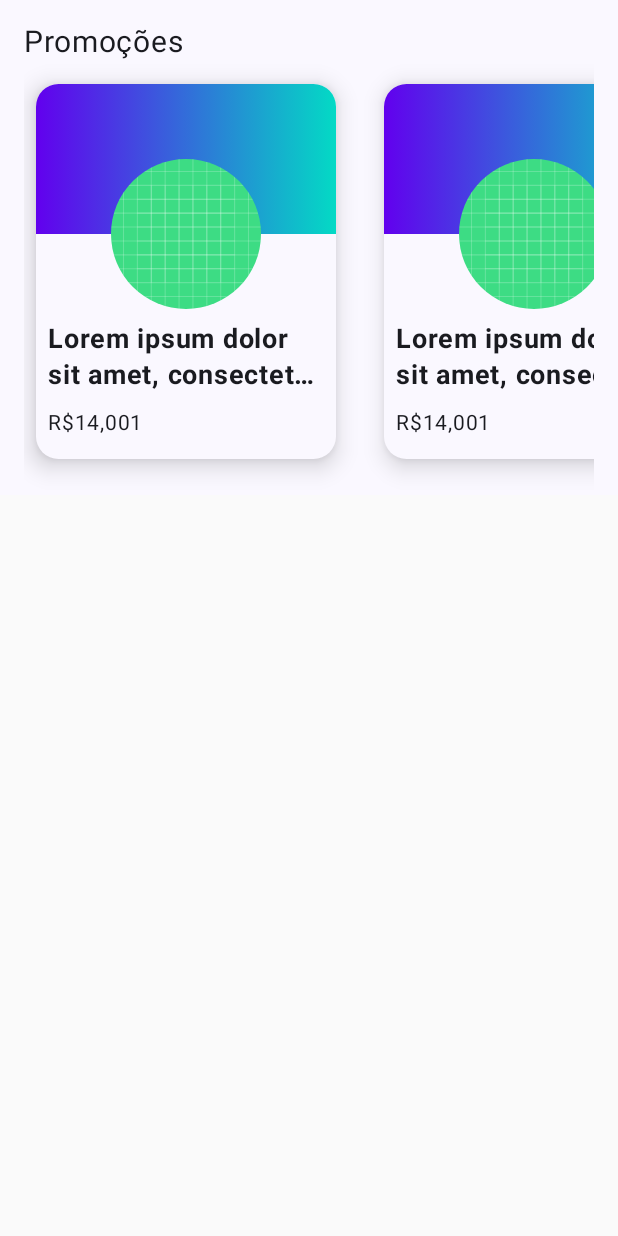
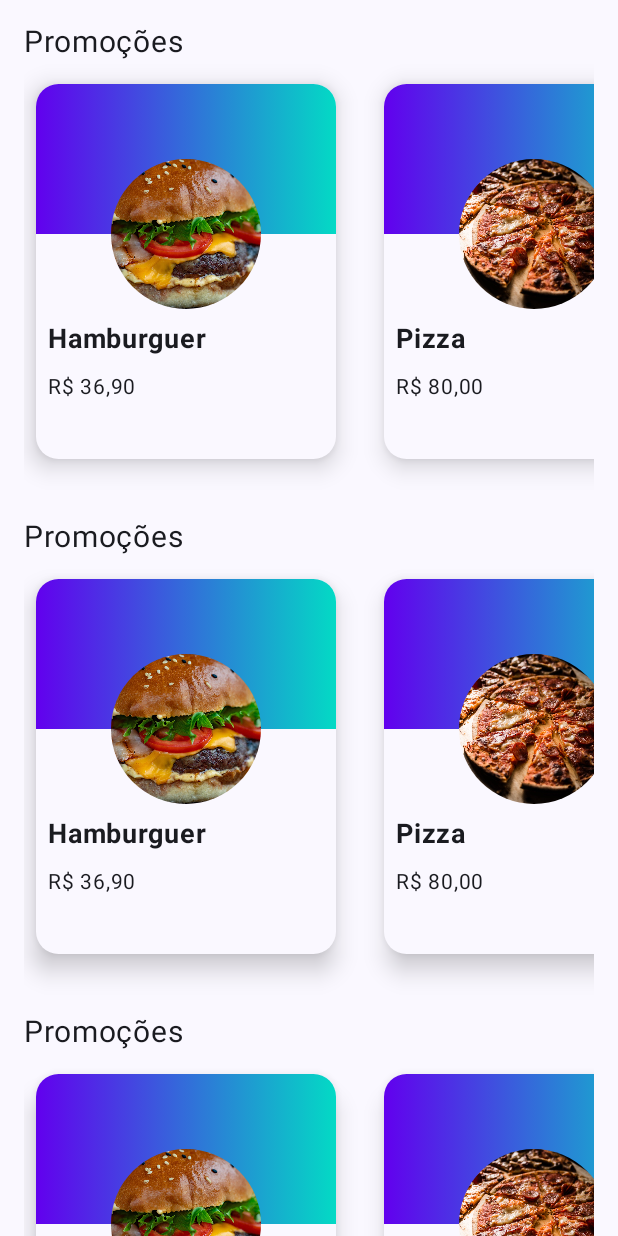
Before and after one commit to GuerraAna/compose-aluvery, an Android app built with Jetpack Compose: the screen it shows after launch (MainActivity), on a phone screen of 412 x 824 dp. Run offline under Robolectric (Android 15) with nearby library versions, the phone set to English and light mode, and no system bars.

Commit message:
refactor code to improve readability ans structure

```diff
--- a/app/src/main/java/com/example/aluvery/MainActivity.kt
+++ b/app/src/main/java/com/example/aluvery/MainActivity.kt
@@ -3,137 +3,21 @@ package com.example.aluvery
 import android.os.Bundle
 import androidx.activity.ComponentActivity
 import androidx.activity.compose.setContent
-import androidx.compose.foundation.Image
-import androidx.compose.foundation.background
-import androidx.compose.foundation.horizontalScroll
-import androidx.compose.foundation.layout.Arrangement
-import androidx.compose.foundation.layout.Box
-import androidx.compose.foundation.layout.Column
-import androidx.compose.foundation.layout.Row
-import androidx.compose.foundation.layout.Spacer
-import androidx.compose.foundation.layout.fillMaxWidth
-import androidx.compose.foundation.layout.height
-import androidx.compose.foundation.layout.heightIn
-import androidx.compose.foundation.layout.offset
-import androidx.compose.foundation.layout.padding
-import androidx.compose.foundation.layout.size
-import androidx.compose.foundation.layout.width
-import androidx.compose.foundation.rememberScrollState
-import androidx.compose.foundation.shape.CircleShape
-import androidx.compose.foundation.shape.RoundedCornerShape
 import androidx.compose.material3.Surface
-import androidx.compose.material3.Text
 import androidx.compose.runtime.Composable
-import androidx.compose.ui.Alignment.Companion.TopCenter
-import androidx.compose.ui.Modifier
-import androidx.compose.ui.draw.clip
-import androidx.compose.ui.graphics.Brush
-import androidx.compose.ui.res.painterResource
-import androidx.compose.ui.text.font.FontWeight
-import androidx.compose.ui.text.style.TextOverflow
-import androidx.compose.ui.tooling.preview.Preview
-import androidx.compose.ui.tooling.preview.datasource.LoremIpsum
-import androidx.compose.ui.unit.dp
-import androidx.compose.ui.unit.sp
-import com.example.aluvery.ui.theme.AluveryTheme
-import com.example.aluvery.ui.theme.Purple500
-import com.example.aluvery.ui.theme.Teal200
+import com.example.aluvery.ui.screens.HomeScreen
 
 class MainActivity : ComponentActivity() {
     override fun onCreate(savedInstanceState: Bundle?) {
         super.onCreate(savedInstanceState)
-        setContent {
-            AluveryTheme {
-                Surface {
-                    ProductSection()
-                }
-            }
-        }
+
+        setContent { App() }
     }
 }
 
 @Composable
-fun ProductItem() {
-    Surface(
-            modifier = Modifier.padding(8.dp),
-            shape = RoundedCornerShape(size = 15.dp),
-            shadowElevation = 10.dp
-    ) {
-        Column(
-                modifier = Modifier
-                        .heightIn(250.dp, 300.dp)
-                        .width(200.dp)
-        ) {
-            val imageSize = 100.dp
-
-            Box(
-                    modifier = Modifier
-                            .height(imageSize)
-                            .fillMaxWidth()
-                            .background(
-                                    brush = Brush.horizontalGradient(
-                                            colors = listOf(Purple500, Teal200)
-                                    )
-                            )
-            ) {
-                Image(
-                        painter = painterResource(R.drawable.ic_launcher_background),
-                        contentDescription = null,
-                        modifier = Modifier
-                                .size(size = imageSize)
-                                .offset(y = imageSize / 2)
-                                .clip(shape = CircleShape)
-                                .align(alignment = TopCenter)
-                )
-            }
-            Spacer(modifier = Modifier.height(imageSize/2))
-
-            Column(modifier = Modifier.padding(8.dp)) {
-                Text(
-                        text = LoremIpsum(50).values.first(),
-                        fontSize = 18.sp,
-                        fontWeight = FontWeight(700),
-                        maxLines = 2,
-                        overflow = TextOverflow.Ellipsis
-                )
-                Text(
-                        text = "R$14,001",
-                        modifier = Modifier.padding(top = 8.dp),
-                        fontSize = 14.sp,
-                        fontWeight = FontWeight(400)
-                )
-            }
-        }
+fun App() {
+    Surface {
+        HomeScreen()
     }
 }
-
-@Composable
-fun ProductSection() {
-    Column {
-        Text(
-                text = "Promoções",
-                modifier = Modifier.padding(start = 16.dp, top = 16.dp, end = 16.dp),
-                fontSize = 20.sp,
-                fontWeight = FontWeight(400)
-        )
-
-        Row(
-                modifier = Modifier
-                        .padding(top = 8.dp, bottom = 16.dp)
-                        .fillMaxWidth()
-                        .padding(horizontal = 16.dp)
-                        .horizontalScroll(rememberScrollState()),
-                horizontalArrangement = Arrangement.spacedBy(16.dp)
-        ) {
-            ProductItem()
-            ProductItem()
-            ProductItem()
-        }
-    }
-}
-
-@Preview(showBackground = true, name = "product_item", showSystemUi = false)
-@Composable
-fun ProductItemPreview() {
-    ProductSection()
-}
--- /dev/null
+++ b/app/src/main/java/com/example/aluvery/extensions/BigDecimalExtensions.kt
@@ -0,0 +1,11 @@
+package com.example.aluvery.extensions
+
+import java.math.BigDecimal
+import java.text.NumberFormat
+import java.util.Locale
+
+/**
+ * Format an BigDecimal number to brazilian format
+ */
+fun BigDecimal.toBrazilianCurrency(): String =
+    NumberFormat.getCurrencyInstance(Locale("pt", "br")).format(this)
--- /dev/null
+++ b/app/src/main/java/com/example/aluvery/model/Product.kt
@@ -0,0 +1,10 @@
+package com.example.aluvery.model
+
+import androidx.annotation.DrawableRes
+import java.math.BigDecimal
+
+class Product(
+    val name: String,
+    val price: BigDecimal,
+    @DrawableRes val imageView: Int
+)
--- a/app/src/main/java/com/example/aluvery/ui/theme/Color.kt
+++ b/app/src/main/java/com/example/aluvery/ui/Color.kt
@@ -1,4 +1,4 @@
-package com.example.aluvery.ui.theme
+package com.example.aluvery.ui
 
 import androidx.compose.ui.graphics.Color
 
--- a/app/src/main/java/com/example/aluvery/ui/theme/Theme.kt
+++ b/app/src/main/java/com/example/aluvery/ui/Theme.kt
@@ -1,7 +1,6 @@
-package com.example.aluvery.ui.theme
+package com.example.aluvery.ui
 
 import android.app.Activity
-import android.os.Build
 import androidx.compose.foundation.isSystemInDarkTheme
 import androidx.compose.material3.MaterialTheme
 import androidx.compose.material3.darkColorScheme
--- a/app/src/main/java/com/example/aluvery/ui/theme/Type.kt
+++ b/app/src/main/java/com/example/aluvery/ui/Type.kt
@@ -1,4 +1,4 @@
-package com.example.aluvery.ui.theme
+package com.example.aluvery.ui
 
 import androidx.compose.material3.Typography
 import androidx.compose.ui.text.TextStyle
--- /dev/null
+++ b/app/src/main/java/com/example/aluvery/ui/components/ProductItem.kt
@@ -0,0 +1,104 @@
+package com.example.aluvery.ui.components
+
+import androidx.compose.foundation.Image
+import androidx.compose.foundation.background
+import androidx.compose.foundation.layout.Box
+import androidx.compose.foundation.layout.Column
+import androidx.compose.foundation.layout.Spacer
+import androidx.compose.foundation.layout.fillMaxWidth
+import androidx.compose.foundation.layout.height
+import androidx.compose.foundation.layout.heightIn
+import androidx.compose.foundation.layout.offset
+import androidx.compose.foundation.layout.padding
+import androidx.compose.foundation.layout.size
+import androidx.compose.foundation.layout.width
+import androidx.compose.foundation.shape.CircleShape
+import androidx.compose.foundation.shape.RoundedCornerShape
+import androidx.compose.material3.Surface
+import androidx.compose.material3.Text
+import androidx.compose.runtime.Composable
+import androidx.compose.ui.Alignment
+import androidx.compose.ui.Modifier
+import androidx.compose.ui.draw.clip
+import androidx.compose.ui.graphics.Brush
+import androidx.compose.ui.layout.ContentScale
+import androidx.compose.ui.res.painterResource
+import androidx.compose.ui.text.font.FontWeight
+import androidx.compose.ui.text.style.TextOverflow
+import androidx.compose.ui.tooling.preview.Preview
+import androidx.compose.ui.unit.dp
+import androidx.compose.ui.unit.sp
+import com.example.aluvery.R
+import com.example.aluvery.extensions.toBrazilianCurrency
+import com.example.aluvery.model.Product
+import com.example.aluvery.ui.Purple500
+import com.example.aluvery.ui.Teal200
+import java.math.BigDecimal
+
+@Composable
+fun ProductItem(product: Product) {
+    Surface(
+        modifier = Modifier.padding(8.dp),
+        shape = RoundedCornerShape(size = 15.dp),
+        shadowElevation = 10.dp
+    ) {
+        Column(
+            modifier = Modifier
+                .heightIn(250.dp, 300.dp)
+                .width(200.dp)
+        ) {
+            val imageSize = 100.dp
+
+            Box(
+                modifier = Modifier
+                    .height(imageSize)
+                    .fillMaxWidth()
+                    .background(
+                        brush = Brush.horizontalGradient(
+                            colors = listOf(Purple500, Teal200)
+                        )
+                    )
+            ) {
+                Image(
+                    painter = painterResource(product.imageView),
+                    contentDescription = null,
+                    modifier = Modifier
+                        .size(size = imageSize)
+                        .offset(y = imageSize / 2)
+                        .clip(shape = CircleShape)
+                        .align(alignment = Alignment.BottomCenter),
+                    contentScale = ContentScale.Crop
+                )
+            }
+            Spacer(modifier = Modifier.height(imageSize/2))
+
+            Column(modifier = Modifier.padding(8.dp)) {
+                Text(
+                    text = product.name,
+                    fontSize = 18.sp,
+                    fontWeight = FontWeight(700),
+                    maxLines = 2,
+                    overflow = TextOverflow.Ellipsis
+                )
+                Text(
+                    text = product.price.toBrazilianCurrency(),
+                    modifier = Modifier.padding(top = 8.dp),
+                    fontSize = 14.sp,
+                    fontWeight = FontWeight(400)
+                )
+            }
+        }
+    }
+}
+
+@Preview(showBackground = true, name = "Teste_de_implementacao")
+@Composable
+fun ProductItemPreview() {
+    ProductItem(
+        Product(
+            name = "Teste",
+            price = BigDecimal(10),
+            imageView = R.drawable.ic_launcher_background
+        )
+    )
+}
--- /dev/null
+++ b/app/src/main/java/com/example/aluvery/ui/components/ProductsSection.kt
@@ -0,0 +1,68 @@
+package com.example.aluvery.ui.components
+
+import androidx.compose.foundation.horizontalScroll
+import androidx.compose.foundation.layout.Arrangement
+import androidx.compose.foundation.layout.Column
+import androidx.compose.foundation.layout.Row
+import androidx.compose.foundation.layout.fillMaxWidth
+import androidx.compose.foundation.layout.padding
+import androidx.compose.foundation.rememberScrollState
+import androidx.compose.material3.Text
+import androidx.compose.runtime.Composable
+import androidx.compose.ui.Modifier
+import androidx.compose.ui.text.font.FontWeight
+import androidx.compose.ui.tooling.preview.Preview
+import androidx.compose.ui.unit.dp
+import androidx.compose.ui.unit.sp
+import com.example.aluvery.R
+import com.example.aluvery.model.Product
+import java.math.BigDecimal
+
+@Composable
+fun ProductSection() {
+    Column {
+        Text(
+            text = "Promoções",
+            modifier = Modifier.padding(start = 16.dp, top = 16.dp, end = 16.dp),
+            fontSize = 20.sp,
+            fontWeight = FontWeight(400)
+        )
+
+        Row(
+            modifier = Modifier
+                .padding(top = 8.dp, bottom = 16.dp)
+                .fillMaxWidth()
+                .padding(horizontal = 16.dp)
+                .horizontalScroll(rememberScrollState()),
+            horizontalArrangement = Arrangement.spacedBy(16.dp)
+        ) {
+            ProductItem(
+                Product(
+                    name = "Hamburguer",
+                    price = BigDecimal(36.90),
+                    imageView = R.drawable.burger
+                )
+            )
+            ProductItem(
+                Product(
+                    name = "Pizza",
+                    price = BigDecimal(80),
+                    imageView = R.drawable.pizza
+                )
+            )
+            ProductItem(
+                Product(
+                    name = "Batata frita",
+                    price = BigDecimal(15),
+                    imageView = R.drawable.fries
+                )
+            )
+        }
+    }
+}
+
+@Preview(showBackground = true)
+@Composable
+fun ProductSectionPreview() {
+    ProductSection()
+}
--- /dev/null
+++ b/app/src/main/java/com/example/aluvery/ui/screens/HomeScreen.kt
@@ -0,0 +1,36 @@
+package com.example.aluvery.ui.screens
+
+import androidx.compose.foundation.layout.Column
+import androidx.compose.foundation.layout.fillMaxSize
+import androidx.compose.foundation.rememberScrollState
+import androidx.compose.foundation.verticalScroll
+import androidx.compose.material3.Surface
+import androidx.compose.runtime.Composable
+import androidx.compose.ui.Modifier
+import androidx.compose.ui.tooling.preview.Preview
+import com.example.aluvery.ui.AluveryTheme
+import com.example.aluvery.ui.components.ProductSection
+
+@Composable
+fun HomeScreen() {
+    AluveryTheme {
+        Surface {
+            Column(
+                modifier = Modifier
+                    .fillMaxSize()
+                    .verticalScroll(rememberScrollState())
+
+            ) {
+                ProductSection()
+                ProductSection()
+                ProductSection()
+            }
+        }
+    }
+}
+
+@Preview(showBackground = true, name = "product_item", showSystemUi = true)
+@Composable
+fun HomeScreenPreview() {
+    HomeScreen()
+}
```
Also changed, not shown: app/src/main/res/drawable/burger.jpeg (added), app/src/main/res/drawable/fries.jpeg (added), app/src/main/res/drawable/pizza.jpeg (added).
